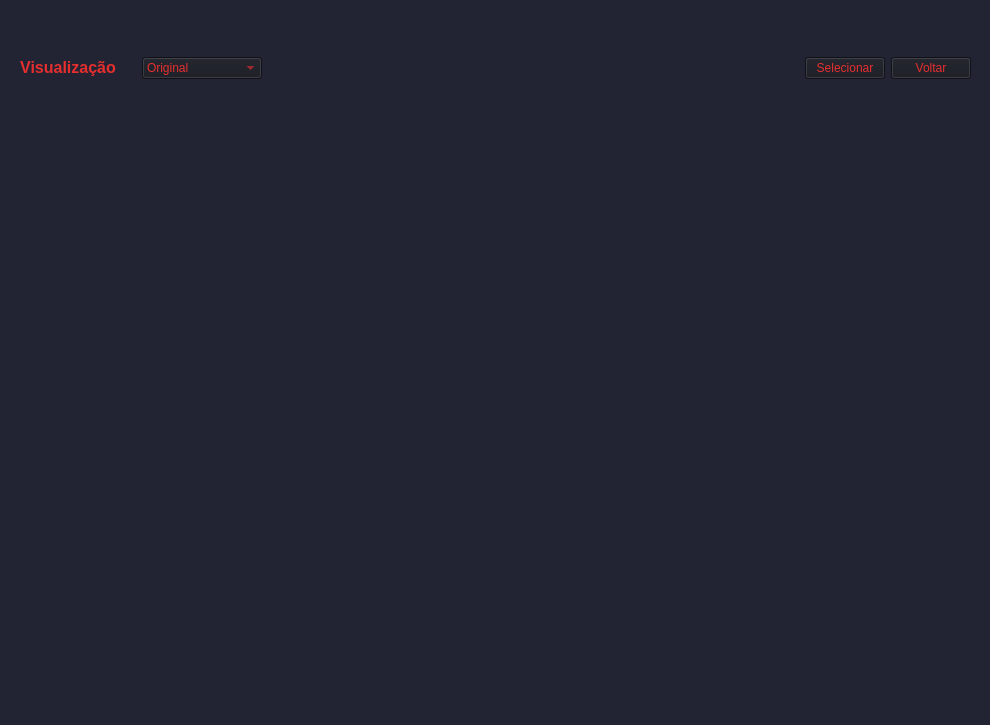
Red-Dragons-UFSCar/red-visao, file reddragons/interface/ui_files/visualizacao.ui: the form before one commit.
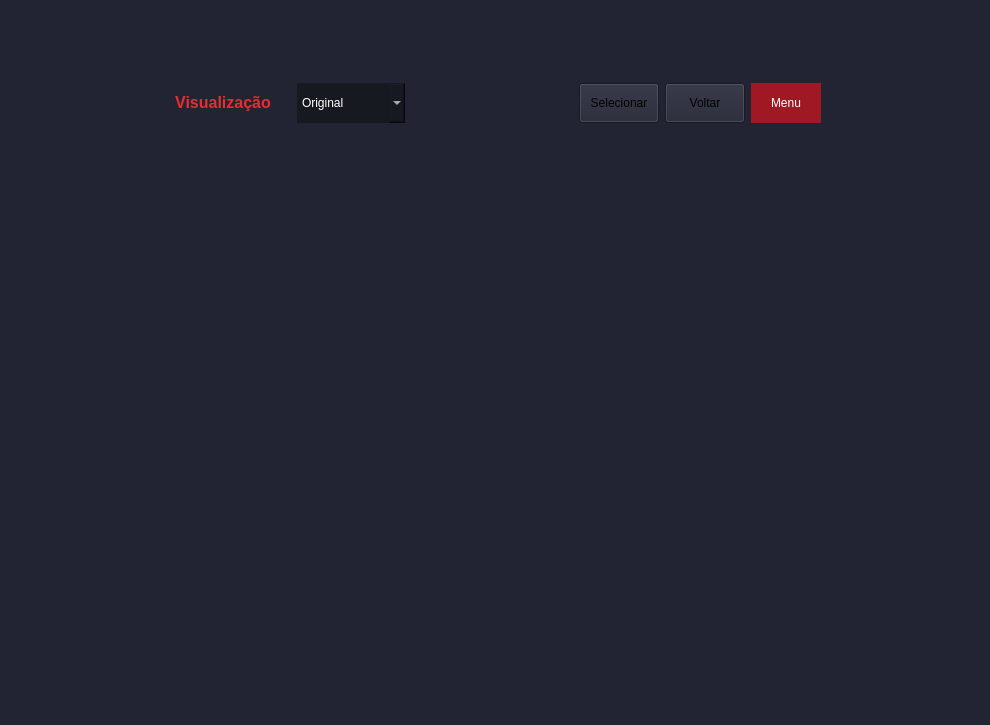
The form after the commit.

Commit message: add voltar visualização

The edit to the form file:
```diff
--- a/reddragons/interface/ui_files/visualizacao.ui
+++ b/reddragons/interface/ui_files/visualizacao.ui
@@ -32,9 +32,9 @@
    <widget class="QWidget" name="horizontalLayoutWidget">
     <property name="geometry">
      <rect>
-      <x>20</x>
-      <y>45</y>
-      <width>951</width>
+      <x>175</x>
+      <y>80</y>
+      <width>646</width>
       <height>46</height>
      </rect>
     </property>
@@ -71,10 +71,17 @@
      </item>
      <item>
       <widget class="QComboBox" name="qt_tipoVisualizacao">
+       <property name="minimumSize">
+        <size>
+         <width>0</width>
+         <height>40</height>
+        </size>
+       </property>
        <property name="styleSheet">
-        <string notr="true">
-background-color: rgb(23, 25, 33);
-color: #E62E2E;
+        <string notr="true">color: rgb(255, 255, 255);
+background-color:  rgb(23, 25, 33);
+border-radius:0px;
+
 </string>
        </property>
        <item>
@@ -139,13 +146,33 @@
      </item>
      <item>
       <widget class="QPushButton" name="pushButton">
+       <property name="minimumSize">
+        <size>
+         <width>70</width>
+         <height>40</height>
+        </size>
+       </property>
        <property name="styleSheet">
         <string notr="true">QPushButton{
 background-color: rgb(23, 25, 33);
-color: #E62E2E;
+border-radius: 0;
+color: white;
 }
 QPushButton:hover{
 	background-color: #1B1D26;
+
+QPushButton{
+	color: rgb(255, 255, 255);
+	background-color: #9F1823;
+	border-radius:0px;
+}
+QPushButton:hover{
+	color: rgb(255, 255, 255);
+	background-color: #ff0000;
+	border-radius:0px;
+}
+
+
 }</string>
        </property>
        <property name="text">
@@ -155,13 +182,33 @@
      </item>
      <item>
       <widget class="QPushButton" name="btnVoltar">
+       <property name="minimumSize">
+        <size>
+         <width>70</width>
+         <height>40</height>
+        </size>
+       </property>
        <property name="styleSheet">
         <string notr="true">QPushButton{
 background-color: rgb(23, 25, 33);
-color: #E62E2E;
+border-radius: 0;
+color: white;
 }
 QPushButton:hover{
 	background-color: #1B1D26;
+
+QPushButton{
+	color: rgb(255, 255, 255);
+	background-color: #9F1823;
+	border-radius:0px;
+}
+QPushButton:hover{
+	color: rgb(255, 255, 255);
+	background-color: #ff0000;
+	border-radius:0px;
+}
+
+
 }</string>
        </property>
        <property name="text">
@@ -169,15 +216,43 @@
        </property>
       </widget>
      </item>
+     <item>
+      <widget class="QPushButton" name="btnMenu">
+       <property name="minimumSize">
+        <size>
+         <width>70</width>
+         <height>40</height>
+        </size>
+       </property>
+       <property name="styleSheet">
+        <string notr="true">
+QPushButton{
+	color: rgb(255, 255, 255);
+	background-color: #9F1823;
+	border-radius:0px;
+}
+QPushButton:hover{
+	color: rgb(255, 255, 255);
+	background-color: #ff0000;
+	border-radius:0px;
+}
+
+</string>
+       </property>
+       <property name="text">
+        <string>Menu</string>
+       </property>
+      </widget>
+     </item>
     </layout>
    </widget>
    <widget class="QLabel" name="QT_visualizacao">
     <property name="geometry">
      <rect>
-      <x>115</x>
-      <y>110</y>
-      <width>768</width>
-      <height>576</height>
+      <x>175</x>
+      <y>140</y>
+      <width>640</width>
+      <height>480</height>
      </rect>
     </property>
     <property name="text">
```
The commit also changes 1 other file.
